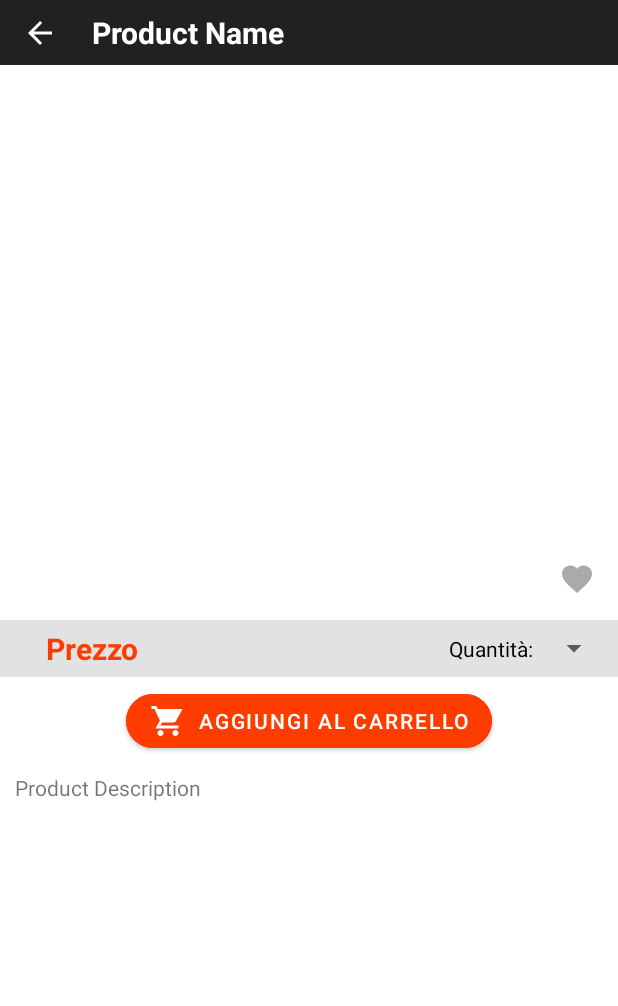
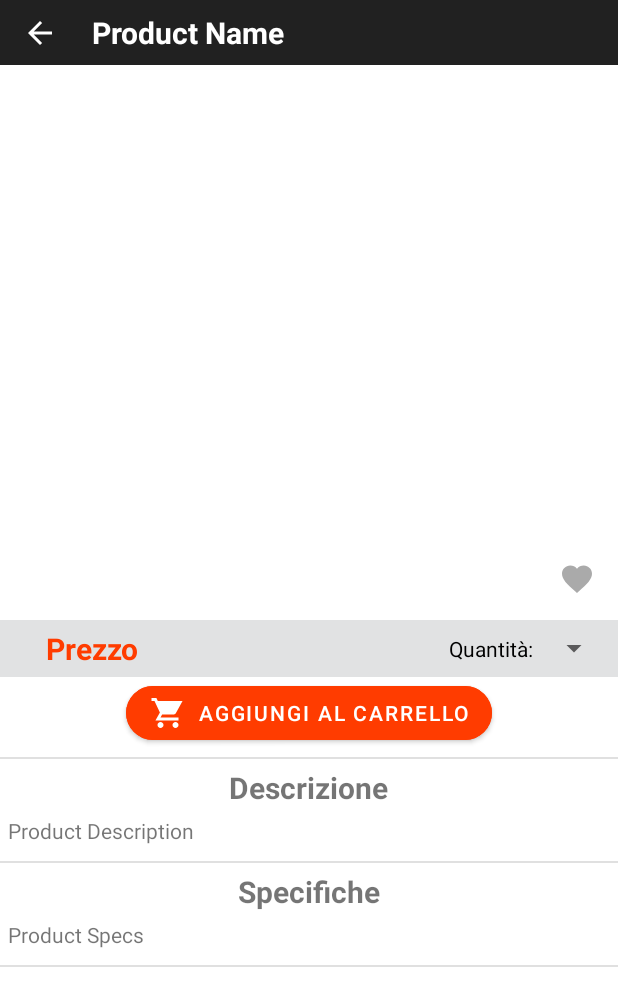
Before and after one commit to dqvid3/Nome_Progetto, an Android app: the layout fragment_product_detail.xml on its own in the app's theme, with its tools: preview values and no code run, on a phone screen of 412 x 824 dp. Shown: the top 1006 px of the screen. Run offline under Robolectric (Android 15) with nearby library versions, the light colour scheme and no system bars.

Commit message:
controllo se il prodotto è disponibile

```diff
--- a/app/src/main/java/com/progetto/nomeprogetto/Fragments/MainActivity/Home/HomeFragment.kt
+++ b/app/src/main/java/com/progetto/nomeprogetto/Fragments/MainActivity/Home/HomeFragment.kt
@@ -112,7 +112,6 @@ class HomeFragment : Fragment() {
             }
             override fun onFailure(call: Call<JsonObject>, t: Throwable) {
                 Toast.makeText(requireContext(), "Failed request: " + t.message, Toast.LENGTH_LONG).show()
-                activity?.findViewById<BottomNavigationView>(R.id.bottom_navigation)?.selectedItemId = R.id.navigation_home
             }
         })
     }
@@ -171,7 +170,6 @@ class HomeFragment : Fragment() {
             }
             override fun onFailure(call: Call<JsonObject>, t: Throwable) {
                 Toast.makeText(requireContext(), "Failed request: " + t.message, Toast.LENGTH_LONG).show()
-                activity?.findViewById<BottomNavigationView>(R.id.bottom_navigation)?.selectedItemId = R.id.navigation_home
             }
         })
     }
--- a/app/src/main/res/layout/fragment_product_detail.xml
+++ b/app/src/main/res/layout/fragment_product_detail.xml
@@ -91,59 +91,44 @@
                     android:text="Prezzo"
                     android:textColor="@color/redPart"
                     android:textSize="20dp"
-                    android:textStyle="bold"
-                    app:layout_constraintBottom_toBottomOf="parent"
-                    app:layout_constraintEnd_toEndOf="parent"
-                    app:layout_constraintHorizontal_bias="0.157"
-                    app:layout_constraintStart_toStartOf="parent"
-                    app:layout_constraintTop_toTopOf="parent"
-                    app:layout_constraintVertical_bias="0.957" />
+                    android:textStyle="bold" />
 
                 <TextView
-                    android:id="@+id/textView"
+                    android:id="@+id/no_stock"
+                    android:visibility="gone"
+                    android:layout_width="wrap_content"
+                    android:layout_height="wrap_content"
+                    android:text="Articolo al momento non disponibile"
+                    android:layout_marginRight="8dp"
+                    android:textStyle="italic"
+                    android:textColor="@color/redPart"
+                    android:layout_gravity="center"/>
+
+                <TextView
+                    android:id="@+id/qty_text"
                     android:layout_width="wrap_content"
                     android:layout_height="wrap_content"
                     android:layout_gravity="center"
                     android:text="Quantità: "
-                    android:textColor="@color/black"
-                    app:layout_constraintBottom_toBottomOf="parent"
-                    app:layout_constraintEnd_toEndOf="parent"
-                    app:layout_constraintHorizontal_bias="0.42"
-                    app:layout_constraintStart_toStartOf="parent"
-                    app:layout_constraintTop_toTopOf="parent"
-                    app:layout_constraintVertical_bias="0.944" />
+                    android:textColor="@color/black"/>
 
                 <Spinner
                     android:id="@+id/spinner_qty"
                     android:layout_width="wrap_content"
                     android:layout_height="wrap_content"
-                    android:layout_gravity="center"
-                    app:layout_constraintBottom_toBottomOf="parent"
-                    app:layout_constraintEnd_toEndOf="parent"
-                    app:layout_constraintHorizontal_bias="0.706"
-                    app:layout_constraintStart_toStartOf="parent"
-                    app:layout_constraintTop_toTopOf="parent"
-                    app:layout_constraintVertical_bias="0.954" />
+                    android:layout_gravity="center" />
 
             </LinearLayout>
 
-            <LinearLayout
-                android:layout_width="match_parent"
-                android:layout_height="wrap_content"
-                android:orientation="horizontal"
-                android:paddingVertical="5dp">
-
             <Button
+                android:layout_gravity="center"
                 android:id="@+id/add_to_cart"
                 android:layout_width="wrap_content"
                 android:layout_height="wrap_content"
-                    android:layout_marginLeft="84dp"
                 android:backgroundTint="@color/redPart"
                 android:drawableLeft="@drawable/ic_cart"
                 android:text="Aggiungi al carrello"
                 app:cornerRadius="22dp" />
-
-            </LinearLayout>
 
             <androidx.recyclerview.widget.RecyclerView
                 android:id="@+id/recyclerColorView"
@@ -152,13 +137,50 @@
                 android:layout_gravity="center"
                 android:visibility="gone"/>
 
+            <com.google.android.material.divider.MaterialDivider
+                android:layout_width="wrap_content"
+                android:layout_height="wrap_content"
+                android:layout_marginVertical="5dp"/>
+
+            <TextView
+                android:layout_width="wrap_content"
+                android:layout_height="wrap_content"
+                android:text="Descrizione"
+                android:textStyle="bold"
+                android:textSize="20dp"
+                android:layout_gravity="center"/>
+
             <TextView
                 android:id="@+id/product_description"
                 android:layout_width="match_parent"
                 android:layout_height="wrap_content"
-                android:paddingHorizontal="10dp"
-                android:paddingVertical="5dp"
+                android:layout_margin="5dp"
                 android:text="Product Description"/>
+
+            <com.google.android.material.divider.MaterialDivider
+                android:layout_width="wrap_content"
+                android:layout_height="wrap_content"
+                android:layout_marginVertical="5dp"/>
+
+            <TextView
+                android:layout_width="wrap_content"
+                android:layout_height="wrap_content"
+                android:text="Specifiche"
+                android:textStyle="bold"
+                android:textSize="20dp"
+                android:layout_gravity="center"/>
+
+            <TextView
+                android:id="@+id/product_specs"
+                android:layout_width="match_parent"
+                android:layout_height="wrap_content"
+                android:layout_margin="5dp"
+                android:text="Product Specs"/>
+
+            <com.google.android.material.divider.MaterialDivider
+                android:layout_width="wrap_content"
+                android:layout_height="wrap_content"
+                android:layout_marginVertical="5dp"/>
 
             <androidx.recyclerview.widget.RecyclerView
                 android:id="@+id/recyclerReviewsView"
```
Also changed, not shown: app/src/main/java/com/progetto/nomeprogetto/Fragments/MainActivity/CartFragment.kt (+7 -0 lines), app/src/main/java/com/progetto/nomeprogetto/Fragments/MainActivity/Home/ProductDetailFragment.kt (+20 -0 lines), app/src/main/java/com/progetto/nomeprogetto/Fragments/MainActivity/Home/ProductFragment.kt (+4 -4 lines), app/src/main/res/layout/fragment_cart.xml (+39 -13 lines). Lines whose indentation alone changed are shown as unchanged.
